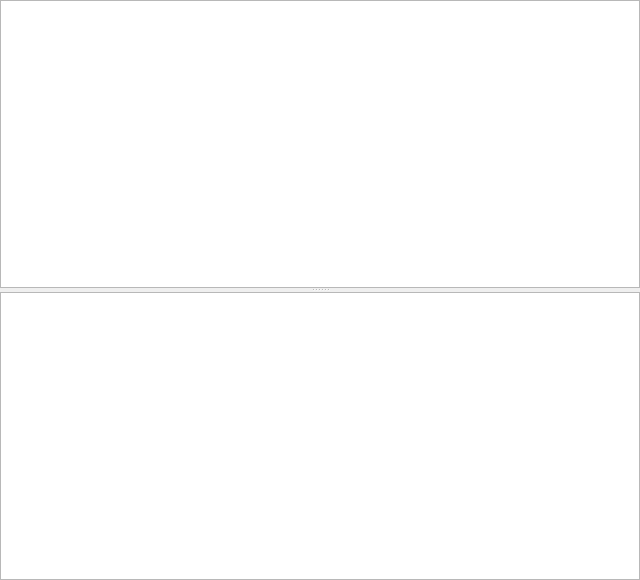
Above: src/gui/mainwindow.ui from rjwalters/tikzit before the change. Below: the same form after it.
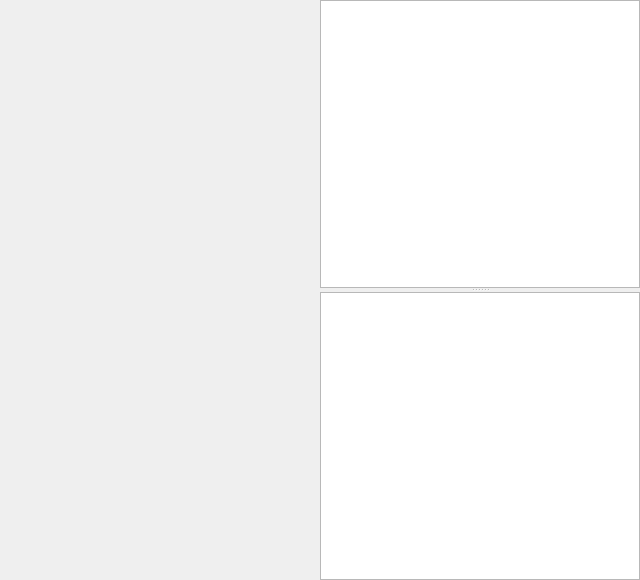
That is the form after the change. Custom widgets are drawn as their Qt base class.

Commit message: Move tool buttons to left

```diff
--- a/src/gui/mainwindow.ui
+++ b/src/gui/mainwindow.ui
@@ -26,7 +26,7 @@
      <verstretch>0</verstretch>
     </sizepolicy>
    </property>
-   <layout class="QVBoxLayout" name="verticalLayout">
+   <layout class="QHBoxLayout" name="horizontalLayout">
     <property name="leftMargin">
      <number>0</number>
     </property>
@@ -39,6 +39,19 @@
     <property name="bottomMargin">
      <number>0</number>
     </property>
+    <property name="spacing">
+     <number>0</number>
+    </property>
+    <item>
+     <widget class="QWidget" name="toolbarContainer">
+      <property name="sizePolicy">
+       <sizepolicy hsizetype="Minimum" vsizetype="Preferred">
+        <horstretch>0</horstretch>
+        <verstretch>0</verstretch>
+       </sizepolicy>
+      </property>
+     </widget>
+    </item>
     <item>
      <widget class="QSplitter" name="splitter">
       <property name="orientation">
```
The commit also changes 2 other files.
